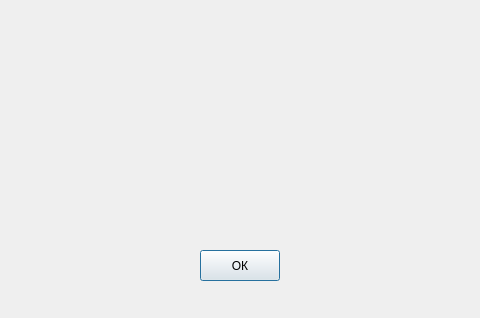
First picture: the form in helpwindow.ui, repository MrSago/Summer-Practice-4-sem-for-Susu, before the edit.
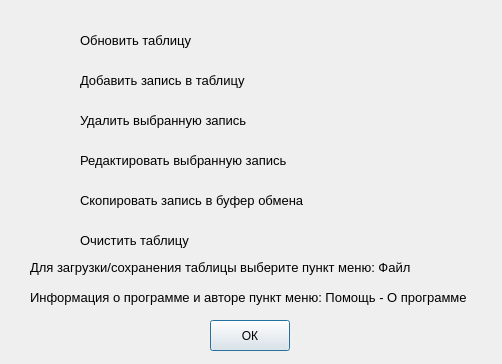
Second picture: the form after the edit. Icons and pictures are not drawn.

```diff
--- a/helpwindow.ui
+++ b/helpwindow.ui
@@ -6,20 +6,20 @@
    <rect>
     <x>0</x>
     <y>0</y>
-    <width>480</width>
-    <height>318</height>
+    <width>502</width>
+    <height>364</height>
    </rect>
   </property>
   <property name="minimumSize">
    <size>
-    <width>480</width>
-    <height>318</height>
+    <width>502</width>
+    <height>364</height>
    </size>
   </property>
   <property name="maximumSize">
    <size>
-    <width>480</width>
-    <height>318</height>
+    <width>502</width>
+    <height>364</height>
    </size>
   </property>
   <property name="windowTitle">
@@ -28,8 +28,8 @@
   <widget class="QPushButton" name="okButton">
    <property name="geometry">
     <rect>
-     <x>200</x>
-     <y>250</y>
+     <x>210</x>
+     <y>320</y>
      <width>80</width>
      <height>31</height>
     </rect>
@@ -38,6 +38,224 @@
     <string>ОК</string>
    </property>
   </widget>
+  <widget class="QLabel" name="updateIcon">
+   <property name="geometry">
+    <rect>
+     <x>30</x>
+     <y>20</y>
+     <width>31</width>
+     <height>31</height>
+    </rect>
+   </property>
+   <property name="text">
+    <string/>
+   </property>
+   <property name="pixmap">
+    <pixmap resource="resources.qrc">:/Resources/refresh-icon.png</pixmap>
+   </property>
+   <property name="scaledContents">
+    <bool>true</bool>
+   </property>
+  </widget>
+  <widget class="QLabel" name="addIcon">
+   <property name="geometry">
+    <rect>
+     <x>30</x>
+     <y>60</y>
+     <width>31</width>
+     <height>31</height>
+    </rect>
+   </property>
+   <property name="text">
+    <string/>
+   </property>
+   <property name="pixmap">
+    <pixmap resource="resources.qrc">:/Resources/add-square-icon.png</pixmap>
+   </property>
+   <property name="scaledContents">
+    <bool>true</bool>
+   </property>
+  </widget>
+  <widget class="QLabel" name="removeIcon">
+   <property name="geometry">
+    <rect>
+     <x>30</x>
+     <y>100</y>
+     <width>31</width>
+     <height>31</height>
+    </rect>
+   </property>
+   <property name="text">
+    <string/>
+   </property>
+   <property name="pixmap">
+    <pixmap resource="resources.qrc">:/Resources/rubbish-bin-icon.png</pixmap>
+   </property>
+   <property name="scaledContents">
+    <bool>true</bool>
+   </property>
+  </widget>
+  <widget class="QLabel" name="editIcon">
+   <property name="geometry">
+    <rect>
+     <x>30</x>
+     <y>140</y>
+     <width>31</width>
+     <height>31</height>
+    </rect>
+   </property>
+   <property name="text">
+    <string/>
+   </property>
+   <property name="pixmap">
+    <pixmap resource="resources.qrc">:/Resources/edit-icon.png</pixmap>
+   </property>
+   <property name="scaledContents">
+    <bool>true</bool>
+   </property>
+  </widget>
+  <widget class="QLabel" name="clearIcon">
+   <property name="geometry">
+    <rect>
+     <x>30</x>
+     <y>220</y>
+     <width>31</width>
+     <height>31</height>
+    </rect>
+   </property>
+   <property name="text">
+    <string/>
+   </property>
+   <property name="pixmap">
+    <pixmap resource="resources.qrc">:/Resources/clear-icon.jpg</pixmap>
+   </property>
+   <property name="scaledContents">
+    <bool>true</bool>
+   </property>
+  </widget>
+  <widget class="QLabel" name="updateLabel">
+   <property name="geometry">
+    <rect>
+     <x>80</x>
+     <y>30</y>
+     <width>141</width>
+     <height>21</height>
+    </rect>
+   </property>
+   <property name="text">
+    <string>&lt;html&gt;&lt;head/&gt;&lt;body&gt;&lt;p&gt;&lt;span style=&quot; font-size:10pt;&quot;&gt;Обновить таблицу&lt;/span&gt;&lt;/p&gt;&lt;/body&gt;&lt;/html&gt;</string>
+   </property>
+  </widget>
+  <widget class="QLabel" name="addLabel">
+   <property name="geometry">
+    <rect>
+     <x>80</x>
+     <y>70</y>
+     <width>171</width>
+     <height>21</height>
+    </rect>
+   </property>
+   <property name="text">
+    <string>&lt;html&gt;&lt;head/&gt;&lt;body&gt;&lt;p&gt;&lt;span style=&quot; font-size:10pt;&quot;&gt;Добавить запись в таблицу&lt;/span&gt;&lt;/p&gt;&lt;/body&gt;&lt;/html&gt;</string>
+   </property>
+  </widget>
+  <widget class="QLabel" name="removeLabel">
+   <property name="geometry">
+    <rect>
+     <x>80</x>
+     <y>110</y>
+     <width>171</width>
+     <height>21</height>
+    </rect>
+   </property>
+   <property name="text">
+    <string>&lt;html&gt;&lt;head/&gt;&lt;body&gt;&lt;p&gt;&lt;span style=&quot; font-size:10pt;&quot;&gt;Удалить выбранную запись&lt;/span&gt;&lt;/p&gt;&lt;/body&gt;&lt;/html&gt;</string>
+   </property>
+  </widget>
+  <widget class="QLabel" name="copyLabel">
+   <property name="geometry">
+    <rect>
+     <x>80</x>
+     <y>190</y>
+     <width>231</width>
+     <height>21</height>
+    </rect>
+   </property>
+   <property name="text">
+    <string>&lt;html&gt;&lt;head/&gt;&lt;body&gt;&lt;p&gt;&lt;span style=&quot; font-size:10pt;&quot;&gt;Скопировать запись в буфер обмена&lt;/span&gt;&lt;/p&gt;&lt;/body&gt;&lt;/html&gt;</string>
+   </property>
+  </widget>
+  <widget class="QLabel" name="clearLabel">
+   <property name="geometry">
+    <rect>
+     <x>80</x>
+     <y>230</y>
+     <width>111</width>
+     <height>21</height>
+    </rect>
+   </property>
+   <property name="text">
+    <string>&lt;html&gt;&lt;head/&gt;&lt;body&gt;&lt;p&gt;&lt;span style=&quot; font-size:10pt;&quot;&gt;Очистить таблицу&lt;/span&gt;&lt;/p&gt;&lt;/body&gt;&lt;/html&gt;</string>
+   </property>
+  </widget>
+  <widget class="QLabel" name="fileLabel">
+   <property name="geometry">
+    <rect>
+     <x>30</x>
+     <y>260</y>
+     <width>391</width>
+     <height>16</height>
+    </rect>
+   </property>
+   <property name="text">
+    <string>&lt;html&gt;&lt;head/&gt;&lt;body&gt;&lt;p&gt;&lt;span style=&quot; font-size:10pt;&quot;&gt;Для загрузки/сохранения таблицы выберите пункт меню: Файл&lt;/span&gt;&lt;/p&gt;&lt;/body&gt;&lt;/html&gt;</string>
+   </property>
+  </widget>
+  <widget class="QLabel" name="aboutLabel">
+   <property name="geometry">
+    <rect>
+     <x>30</x>
+     <y>290</y>
+     <width>451</width>
+     <height>16</height>
+    </rect>
+   </property>
+   <property name="text">
+    <string>&lt;html&gt;&lt;head/&gt;&lt;body&gt;&lt;p&gt;&lt;span style=&quot; font-size:10pt;&quot;&gt;Информация о программе и авторе пункт меню: Помощь - О программе&lt;/span&gt;&lt;/p&gt;&lt;/body&gt;&lt;/html&gt;</string>
+   </property>
+  </widget>
+  <widget class="QLabel" name="copyIcon">
+   <property name="geometry">
+    <rect>
+     <x>30</x>
+     <y>180</y>
+     <width>31</width>
+     <height>31</height>
+    </rect>
+   </property>
+   <property name="text">
+    <string/>
+   </property>
+   <property name="pixmap">
+    <pixmap resource="resources.qrc">:/Resources/copy-icon.png</pixmap>
+   </property>
+   <property name="scaledContents">
+    <bool>true</bool>
+   </property>
+  </widget>
+  <widget class="QLabel" name="editLabel">
+   <property name="geometry">
+    <rect>
+     <x>80</x>
+     <y>150</y>
+     <width>211</width>
+     <height>21</height>
+    </rect>
+   </property>
+   <property name="text">
+    <string>&lt;html&gt;&lt;head/&gt;&lt;body&gt;&lt;p&gt;&lt;span style=&quot; font-size:10pt;&quot;&gt;Редактировать выбранную запись&lt;/span&gt;&lt;/p&gt;&lt;/body&gt;&lt;/html&gt;</string>
+   </property>
+  </widget>
  </widget>
  <resources/>
  <connections/>
```
Left out of the diff: 8 changed lines with no effect on the pictures.
